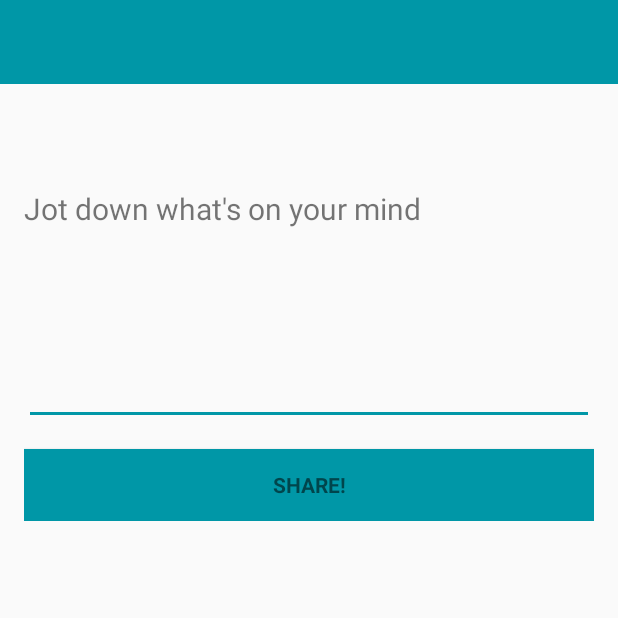
After one commit to GokulapriyaM/loco, an Android app: the ShareTextActivity screen opened directly, with no data from a screen before it, on a phone screen of 412 x 824 dp, the top half of it. The commit adds this screen. Run offline under Robolectric (Android 15) with nearby library versions, the phone set to English and light mode, and no system bars.

Commit message:
ShareTextActivity;also fixed gitignore

```diff
--- a/app/src/main/AndroidManifest.xml
+++ b/app/src/main/AndroidManifest.xml
@@ -30,6 +30,9 @@
         <activity android:name=".ResetPasswordActivity" />
         <activity android:name=".ProfileActivity"
                   android:parentActivityName=".StartActivity"/>
+        <activity
+            android:name=".ShareTextActivity"
+            android:parentActivityName=".StartActivity" />
 
         <service
             android:name=".FetchAddressIntentService"
@@ -46,6 +49,7 @@
             android:exported="true" />
 
         <activity android:name=".DatabaseTestingActivity"></activity>
+
     </application>
 
 </manifest>
--- /dev/null
+++ b/app/src/main/java/android/duke290/com/loco/ShareTextActivity.java
@@ -0,0 +1,52 @@
+package android.duke290.com.loco;
+
+import android.content.Intent;
+import android.duke290.com.loco.database.DatabaseAction;
+import android.os.Bundle;
+import android.support.v7.app.AppCompatActivity;
+import android.support.v7.widget.Toolbar;
+import android.view.View;
+import android.widget.EditText;
+import android.widget.Toast;
+
+
+public class ShareTextActivity extends AppCompatActivity {
+
+    private EditText mEditText;
+
+    final String LATITUDE = "latitude";
+    final String LONGITUDE = "longitude";
+    final String ADDRESS = "address";
+
+    final String type = "text";
+
+    private double latitude;
+    private double longitude;
+    private String address;
+
+
+    @Override
+    protected void onCreate(Bundle savedInstanceState) {
+        super.onCreate(savedInstanceState);
+        setContentView(R.layout.activity_share_text);
+        Toolbar toolbar = (Toolbar) findViewById(R.id.toolbar);
+        toolbar.setTitle(getString(R.string.app_name));
+        setSupportActionBar(toolbar);
+
+        mEditText = (EditText) findViewById(R.id.edittext);
+
+        Intent intent = getIntent();
+        latitude = intent.getDoubleExtra(LATITUDE, 36.0014);
+        longitude = intent.getDoubleExtra(LONGITUDE, -78.9382);
+        address = intent.getStringExtra(ADDRESS);
+
+    }
+
+    protected void onShareClick(View view) {
+        String message = mEditText.getText().toString();
+        Creation creation = new Creation(latitude, longitude, address, type, message, "");
+        DatabaseAction.putCreationInFirebaseDatabase(creation, latitude, longitude);
+        Toast.makeText(getApplicationContext(), "Shared successfully!", Toast.LENGTH_SHORT).show();
+        startActivity(new Intent(ShareTextActivity.this, StartActivity.class));
+    }
+}
--- /dev/null
+++ b/app/src/main/res/layout/activity_share_text.xml
@@ -0,0 +1,105 @@
+<?xml version="1.0" encoding="utf-8"?>
+<android.support.design.widget.CoordinatorLayout xmlns:android="http://schemas.android.com/apk/res/android"
+    xmlns:app="http://schemas.android.com/apk/res-auto"
+    xmlns:tools="http://schemas.android.com/tools"
+    android:layout_width="match_parent"
+    android:layout_height="match_parent"
+    android:fitsSystemWindows="true"
+    tools:context=".ShareTextActivity">
+
+    <android.support.design.widget.AppBarLayout
+        android:layout_width="match_parent"
+        android:layout_height="wrap_content"
+        android:theme="@style/AppTheme.AppBarOverlay"
+        app:elevation="0dp">
+
+        <android.support.v7.widget.Toolbar
+            android:id="@+id/toolbar"
+            android:layout_width="match_parent"
+            android:layout_height="?attr/actionBarSize"
+            android:background="?attr/colorPrimaryDark"
+            app:layout_scrollFlags="scroll|enterAlways"
+            app:popupTheme="@style/AppTheme.PopupOverlay" />
+
+    </android.support.design.widget.AppBarLayout>
+
+    <LinearLayout
+        android:layout_width="match_parent"
+        android:layout_height="wrap_content"
+        android:orientation="vertical"
+        android:paddingBottom="@dimen/activity_vertical_margin"
+        android:paddingLeft="@dimen/activity_horizontal_margin"
+        android:paddingRight="@dimen/activity_horizontal_margin"
+        android:paddingTop="@dimen/activity_vertical_margin"
+        app:layout_behavior="@string/appbar_scrolling_view_behavior">
+
+
+        <ProgressBar
+            android:id="@+id/progressBar"
+            android:layout_width="30dp"
+            android:layout_height="30dp"
+            android:visibility="gone" />
+
+        <TextView
+            android:id="@+id/username_prompt"
+            android:layout_width="239dp"
+            android:layout_height="wrap_content"
+            android:layout_marginTop="16dp"
+            android:textColor="@color/colorPrimary"
+            android:textSize="20sp" />
+
+
+        <TextView
+            android:id="@+id/sharetext"
+            android:layout_width="wrap_content"
+            android:layout_height="wrap_content"
+            android:layout_marginTop="10dp"
+            android:text="@string/sharetext"
+            android:textSize="20sp" />
+
+        <EditText
+            android:id="@+id/edittext"
+            android:layout_width="fill_parent"
+            android:layout_height="wrap_content"
+            android:backgroundTint="@color/colorPrimaryDark"
+            android:cursorVisible="true"
+            android:gravity="top|start"
+            android:inputType="textMultiLine"
+            android:lines="20"
+            android:minLines="5"
+            android:scrollHorizontally="false"
+            android:scrollbars="vertical"
+            android:textCursorDrawable="@null"
+            android:theme="@style/MyEditTextTheme" />
+
+
+        <Button
+            android:id="@+id/share_text_button"
+            style="?android:textAppearanceSmall"
+            android:layout_width="match_parent"
+            android:layout_height="wrap_content"
+            android:layout_marginTop="16dp"
+            android:background="@color/colorPrimaryDark"
+            android:onClick="onShareClick"
+            android:text="@string/sharebtn"
+            android:textStyle="bold" />
+
+    </LinearLayout>
+
+    <android.support.design.widget.AppBarLayout
+        android:layout_width="match_parent"
+        android:layout_height="wrap_content"
+        android:theme="@style/AppTheme.AppBarOverlay"
+        app:elevation="0dp">
+
+        <android.support.v7.widget.Toolbar
+            android:id="@+id/toolbar"
+            android:layout_width="match_parent"
+            android:layout_height="?attr/actionBarSize"
+            android:background="?attr/colorPrimaryDark"
+            app:layout_scrollFlags="scroll|enterAlways"
+            app:popupTheme="@style/AppTheme.PopupOverlay" />
+
+    </android.support.design.widget.AppBarLayout>
+
+</android.support.design.widget.CoordinatorLayout>
--- a/app/src/main/res/values/strings.xml
+++ b/app/src/main/res/values/strings.xml
@@ -45,4 +45,7 @@
     <string name="latest">Latest Activity!</string>
     <string name="more">Check more!</string>
     <string name="thingsshared">Things you shared!</string>
+    <string name="sharebtn">Share!</string>
+    <string name="sharetext">Jot down what\'s on your mind</string>
+
 </resources>
--- a/app/src/main/res/values/styles.xml
+++ b/app/src/main/res/values/styles.xml
@@ -10,6 +10,11 @@
         <item name="windowNoTitle">true</item>
     </style>
 
+    <style name="MyEditTextTheme">
+        <item name="colorControlNormal">#9e9e9e</item>
+        <!-- colorControlActivated & colorControlHighlight use the colorAccent color by default -->
+    </style>
+
     <style name="AppTheme.NoActionBar">
         <item name="windowActionBar">false</item>
         <item name="windowNoTitle">true</item>
```
Also changed, not shown: app/src/main/java/android/duke290/com/loco/ProfileActivity.java (+7 -7 lines), app/src/main/java/android/duke290/com/loco/StartActivity.java (+19 -3 lines), app/src/main/java/android/duke290/com/loco/database/DatabaseAction.java (+26 -12 lines), app/src/main/res/layout/activity_profile.xml (+15 -21 lines), app/src/main/res/layout/activity_start.xml (+9 -1 lines).
